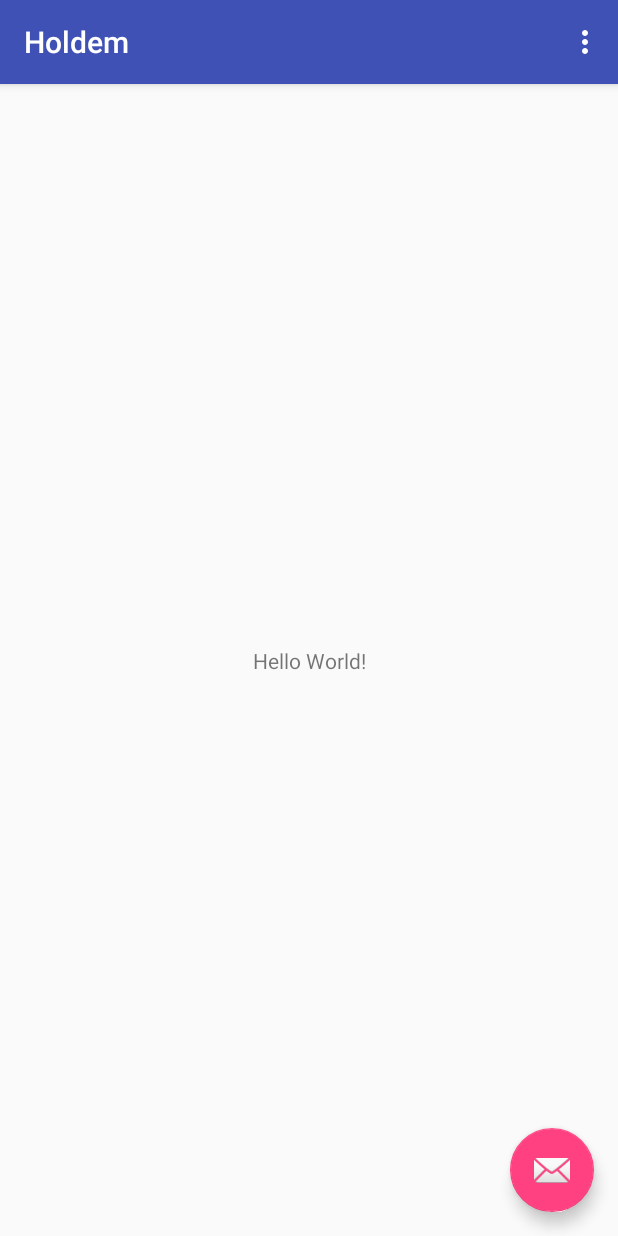
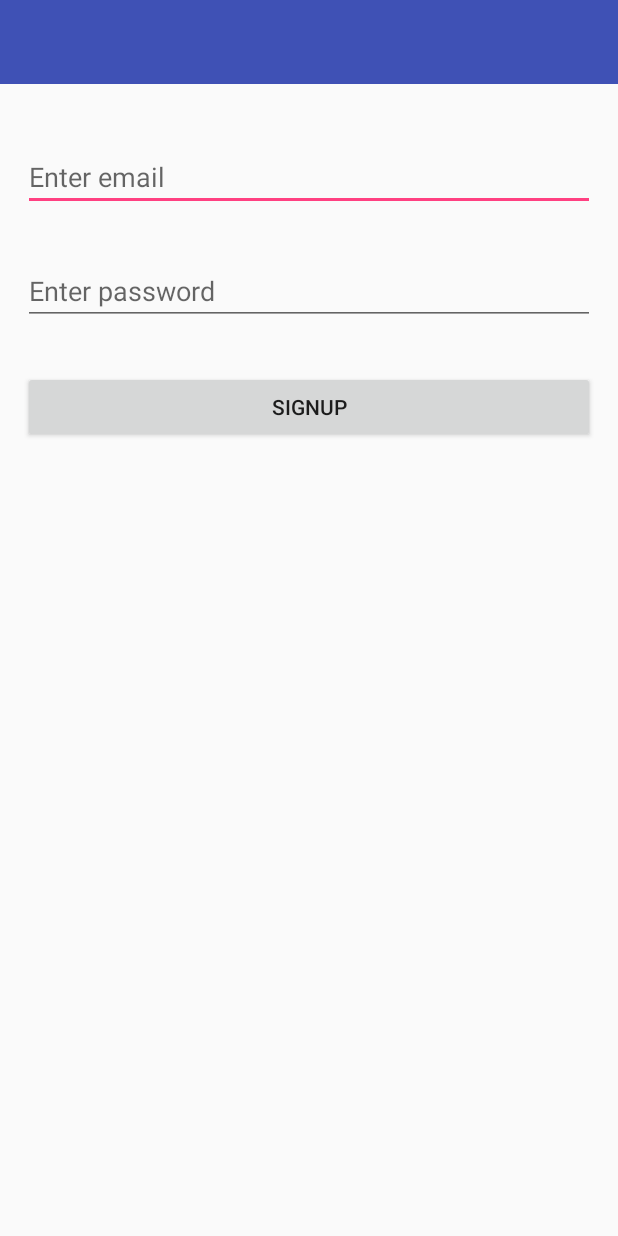
Before and after one commit to sahanwicky/Holdem, an Android app: the screen it shows after launch (MainActivity), on a phone screen of 412 x 824 dp. Run offline under Robolectric (Android 15) with nearby library versions, the phone set to English and light mode, and no system bars; our stand-ins replace Firebase (no records; nobody signed in at launch, a user with empty details on screens opened directly).

Commit message:
Registration of users with firebase cloud service

```diff
--- a/app/build.gradle
+++ b/app/build.gradle
@@ -25,10 +25,10 @@ dependencies {
         exclude group: 'com.android.support', module: 'support-annotations'
     })
     compile 'com.android.support:appcompat-v7:25.3.0'
-    compile 'com.android.support.constraint:constraint-layout:1.0.0-alpha7'
     compile 'com.android.support:design:25.3.0'
     testCompile 'junit:junit:4.12'
     compile 'com.google.firebase:firebase-auth:10.2.0'
+    compile 'com.android.support.constraint:constraint-layout:1.0.2'
 }
 
 apply plugin: 'com.google.gms.google-services'
--- a/app/src/main/java/com/example/chavin/holdem/MainActivity.java
+++ b/app/src/main/java/com/example/chavin/holdem/MainActivity.java
@@ -1,54 +1,97 @@
 package com.example.chavin.holdem;
 
+import android.app.ProgressDialog;
+import android.support.annotation.NonNull;
+import android.support.v7.app.AppCompatActivity;
 import android.os.Bundle;
-import android.support.design.widget.FloatingActionButton;
-import android.support.design.widget.Snackbar;
-import android.support.v7.app.AppCompatActivity;
-import android.support.v7.widget.Toolbar;
+import android.text.TextUtils;
 import android.view.View;
-import android.view.Menu;
-import android.view.MenuItem;
+import android.widget.Button;
+import android.widget.EditText;
+import android.widget.Toast;
 
-public class MainActivity extends AppCompatActivity {
+import com.google.android.gms.tasks.OnCompleteListener;
+import com.google.android.gms.tasks.Task;
+import com.google.firebase.auth.AuthResult;
+import com.google.firebase.auth.FirebaseAuth;
+
+public class MainActivity extends AppCompatActivity implements View.OnClickListener {
+
+    //defining view objects
+    private EditText editTextEmail;
+    private EditText editTextPassword;
+    private Button buttonSignup;
+    private ProgressDialog progressDialog;
+
+
+    //defining firebaseauth object
+    private FirebaseAuth firebaseAuth;
 
     @Override
     protected void onCreate(Bundle savedInstanceState) {
         super.onCreate(savedInstanceState);
         setContentView(R.layout.activity_main);
-        Toolbar toolbar = (Toolbar) findViewById(R.id.toolbar);
-        setSupportActionBar(toolbar);
 
-       FloatingActionButton fab = (FloatingActionButton) findViewById(R.id.fab);
-        fab.setOnClickListener(new View.OnClickListener() {
-            @Override
-            public void onClick(View view) {
-                Snackbar.make(view, "Replace with your own action", Snackbar.LENGTH_LONG)
-                        .setAction("Action", null).show();
-                //hello
-                //g
-            }
-        });
+        //initializing firebase auth object
+        firebaseAuth = FirebaseAuth.getInstance();
+
+        //initializing views
+        editTextEmail = (EditText) findViewById(R.id.editTextEmail);
+        editTextPassword = (EditText) findViewById(R.id.editTextPassword);
+
+        buttonSignup = (Button) findViewById(R.id.buttonSignup);
+
+        progressDialog = new ProgressDialog(this);
+
+        //attaching listener to button
+        buttonSignup.setOnClickListener(this);
+    }
+
+    private void registerUser(){
+
+        //getting email and password from edit texts
+        String email = editTextEmail.getText().toString().trim();
+        String password  = editTextPassword.getText().toString().trim();
+
+        //checking if email and passwords are empty
+        if(TextUtils.isEmpty(email)){
+            Toast.makeText(this,"Please enter email",Toast.LENGTH_LONG).show();
+            return;
+        }
+
+        if(TextUtils.isEmpty(password)){
+            Toast.makeText(this,"Please enter password",Toast.LENGTH_LONG).show();
+            return;
+        }
+
+        //if the email and password are not empty
+        //displaying a progress dialog
+
+        progressDialog.setMessage("Registering Please Wait...");
+        progressDialog.show();
+
+        //creating a new user
+        firebaseAuth.createUserWithEmailAndPassword(email, password)
+                .addOnCompleteListener(this, new OnCompleteListener<AuthResult>() {
+                    @Override
+                    public void onComplete(@NonNull Task<AuthResult> task) {
+                        //checking if success
+                        if(task.isSuccessful()){
+                            //display some message here
+                            Toast.makeText(MainActivity.this,"Successfully registered",Toast.LENGTH_LONG).show();
+                        }else{
+                            //display some message here
+                            Toast.makeText(MainActivity.this,"Registration Error",Toast.LENGTH_LONG).show();
+                        }
+                        progressDialog.dismiss();
+                    }
+                });
+
     }
 
     @Override
-    public boolean onCreateOptionsMenu(Menu menu) {
-        // Inflate the menu; this adds items to the action bar if it is present.
-        getMenuInflater().inflate(R.menu.menu_main, menu);
-        return true;
-    }
-
-    @Override
-    public boolean onOptionsItemSelected(MenuItem item) {
-        // Handle action bar item clicks here. The action bar will
-        // automatically handle clicks on the Home/Up button, so long
-        // as you specify a parent activity in AndroidManifest.xml.
-        int id = item.getItemId();
-
-        //noinspection SimplifiableIfStatement
-        if (id == R.id.action_settings) {
-            return true;
-        }
-
-        return super.onOptionsItemSelected(item);
+    public void onClick(View view) {
+        //calling register method on click
+        registerUser();
     }
 }
--- a/app/src/main/res/layout/activity_main.xml
+++ b/app/src/main/res/layout/activity_main.xml
@@ -1,6 +1,6 @@
 <?xml version="1.0" encoding="utf-8"?>
-<android.support.design.widget.CoordinatorLayout
-    xmlns:android="http://schemas.android.com/apk/res/android"
+
+<android.support.design.widget.CoordinatorLayout xmlns:android="http://schemas.android.com/apk/res/android"
     xmlns:app="http://schemas.android.com/apk/res-auto"
     xmlns:tools="http://schemas.android.com/tools"
     android:layout_width="match_parent"
@@ -8,9 +8,10 @@
     tools:context="com.example.chavin.holdem.MainActivity">
 
     <android.support.design.widget.AppBarLayout
+        android:layout_width="match_parent"
         android:layout_height="wrap_content"
-        android:layout_width="match_parent"
         android:theme="@style/AppTheme.AppBarOverlay">
+    </android.support.design.widget.AppBarLayout>
 
     <android.support.v7.widget.Toolbar
         android:id="@+id/toolbar"
@@ -19,16 +20,39 @@
         android:background="?attr/colorPrimary"
         app:popupTheme="@style/AppTheme.PopupOverlay" />
 
-    </android.support.design.widget.AppBarLayout>
+    <LinearLayout
+        android:layout_marginTop="80dp"
+        android:layout_below="@id/toolbar"
+        android:layout_centerVertical="true"
+        android:layout_width="match_parent"
+        android:layout_height="wrap_content"
+        android:orientation="vertical">
 
-    <include layout="@layout/content_main"/>
+        <EditText
+            android:id="@+id/editTextEmail"
+            android:layout_width="match_parent"
+            android:layout_height="wrap_content"
+            android:layout_margin="15dp"
+            android:hint="Enter email"
+            android:inputType="textEmailAddress" />
 
-    <android.support.design.widget.FloatingActionButton
-        android:id="@+id/fab"
-        android:layout_width="wrap_content"
+        <EditText
+            android:id="@+id/editTextPassword"
+            android:layout_width="match_parent"
             android:layout_height="wrap_content"
-        android:layout_gravity="bottom|end"
-        android:layout_margin="@dimen/fab_margin"
-        app:srcCompat="@android:drawable/ic_dialog_email" />
+            android:layout_margin="15dp"
+            android:hint="Enter password"
+            android:inputType="textPassword" />
+
+        <Button
+            android:id="@+id/buttonSignup"
+            android:layout_width="match_parent"
+            android:layout_height="wrap_content"
+            android:layout_margin="15dp"
+            android:text="Signup" />
+
+    </LinearLayout>
+
+
 
 </android.support.design.widget.CoordinatorLayout>
--- a/app/src/main/res/layout/content_main.xml
+++ /dev/null
@@ -1,21 +0,0 @@
-<?xml version="1.0" encoding="utf-8"?>
-<android.support.constraint.ConstraintLayout
-    xmlns:android="http://schemas.android.com/apk/res/android"
-    xmlns:tools="http://schemas.android.com/tools"
-    xmlns:app="http://schemas.android.com/apk/res-auto"
-    android:layout_width="match_parent"
-    android:layout_height="match_parent"
-    app:layout_behavior="@string/appbar_scrolling_view_behavior"
-    tools:showIn="@layout/activity_main"
-    tools:context="com.example.chavin.holdem.MainActivity">
-
-    <TextView
-        android:layout_width="wrap_content"
-        android:layout_height="wrap_content"
-        android:text="Hello World!"
-        app:layout_constraintBottom_toBottomOf="parent"
-        app:layout_constraintLeft_toLeftOf="parent"
-        app:layout_constraintRight_toRightOf="parent"
-        app:layout_constraintTop_toTopOf="parent" />
-
-</android.support.constraint.ConstraintLayout>
```
Also changed, not shown: 1 other file. Lines whose indentation alone changed are shown as unchanged.
